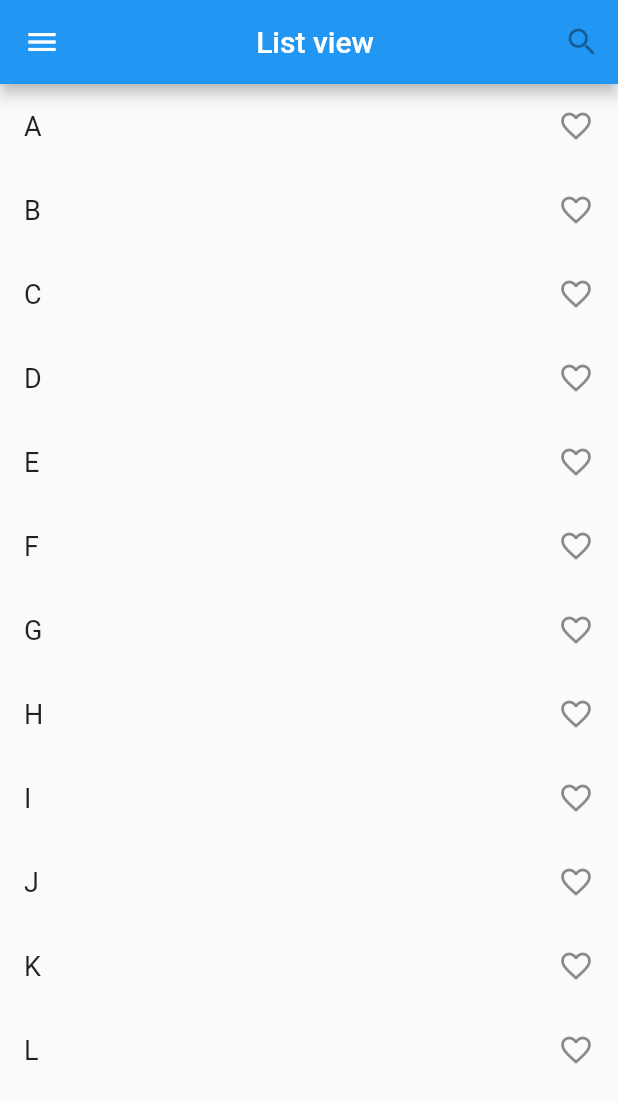
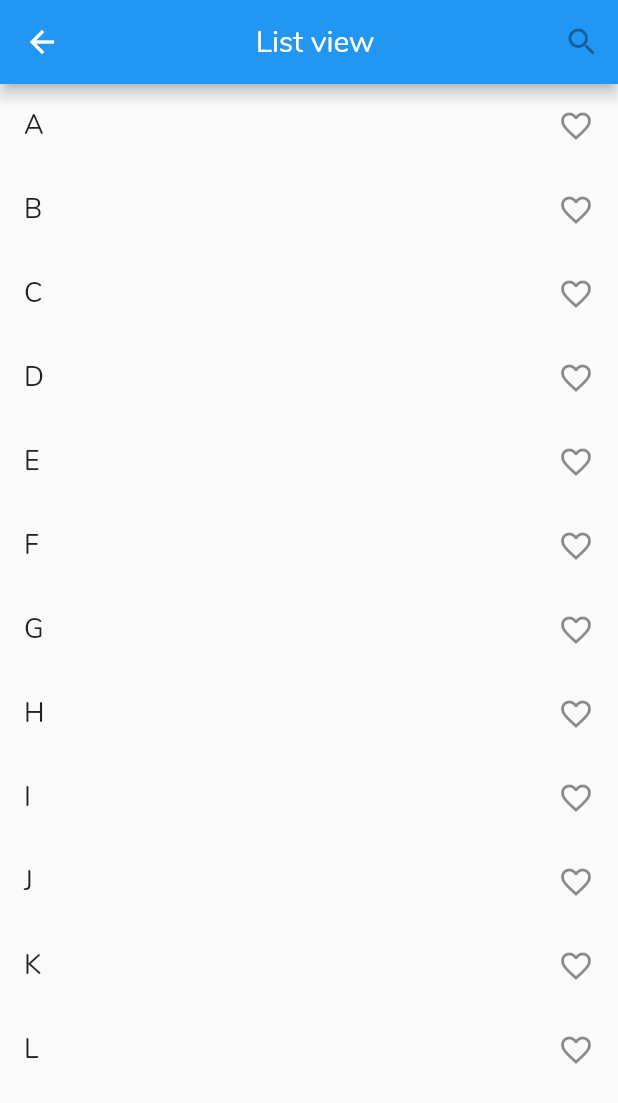
Before and after one commit to minhtri258gb/MtMobile, a Flutter app: the ListViewPage screen opened directly, on a phone screen of 412 x 824 dp. Shown: the top 1103 px of the screen. Run offline on Flutter 3.47's test engine with Material 2 defaults, Android fonts, the phone set to English and light mode, and no system bars.

Commit message:
commit 30.3.23

```diff
--- a/lib/pages/list_view.dart
+++ b/lib/pages/list_view.dart
@@ -29,14 +29,7 @@ class _ListViewPageState extends State<ListViewPage> {
   Widget build(BuildContext context) {
     return Scaffold(
       appBar: AppBar(
-        leading: const IconButton(
-          icon: Icon(
-            Icons.menu,
-            color: Colors.white,
-          ),
-          tooltip: 'Navigation menu',
-          onPressed: null,
-        ),
+        leading: const BackButton(),
         title: const Center(
           child: Text('List view'),
         ),
```
Also changed, not shown: lib/main.dart (+3 -6 lines), lib/pages/home.dart (deleted, +0 -46 lines), lib/side_menu.dart (deleted, +0 -19 lines), pubspec.yaml (+21 -7 lines), pubspec.lock, 3 other files.
